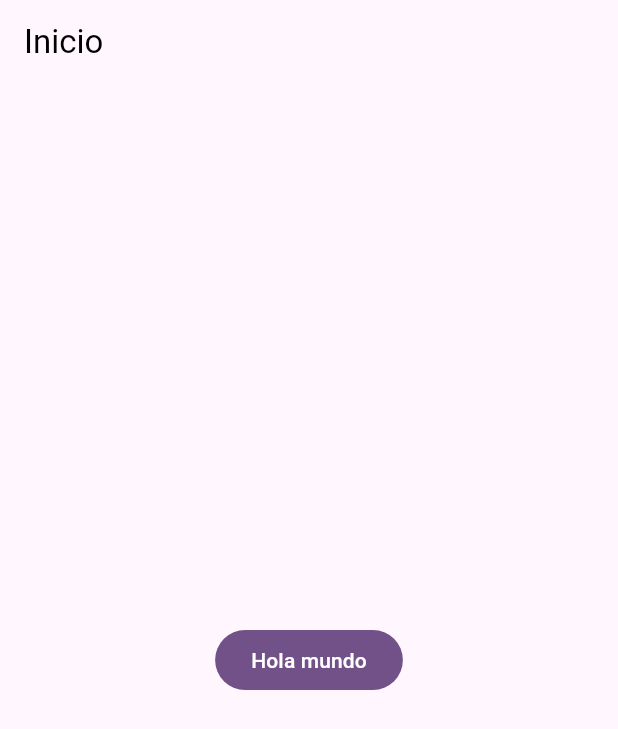
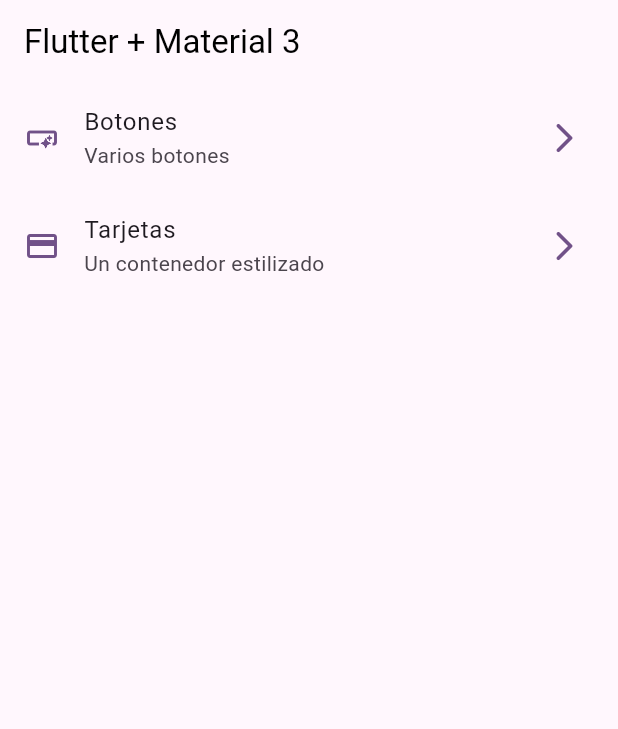
Before and after one commit to SamaritanoDev/practica-flutter, a Flutter app: the screen it shows after launch, on a phone screen of 412 x 824 dp. Shown: the top 729 px of the screen. Run offline on Flutter 3.47's test engine with Material 2 defaults, Android fonts, the phone set to English and light mode, and no system bars; our stand-ins replace confetti, flutter_rating_bar, line_icons.

Commit message:
home screen listile

```diff
--- a/appcupertino/lib/presentation/screen/home.dart
+++ /dev/null
@@ -1,22 +0,0 @@
-import 'package:flutter/material.dart';
-
-class Home extends StatelessWidget {
-  const Home({super.key});
-
-  @override
-  Widget build(BuildContext context) {
-    return Scaffold(
-        appBar: AppBar(
-          title: const Text(
-            'Inicio',
-            style: TextStyle(color: Colors.black),
-          ),
-        ),
-        body: Center(
-          child: FilledButton(
-            child: const Text('Hola mundo'),
-            onPressed: () {},
-          ),
-        ));
-  }
-}
--- /dev/null
+++ b/appcupertino/lib/presentation/screen/home_screen.dart
@@ -0,0 +1,59 @@
+import 'package:flutter/material.dart';
+
+import '../../config/menu/menu_item.dart';
+
+class Home extends StatelessWidget {
+  const Home({super.key});
+
+  @override
+  Widget build(BuildContext context) {
+    return Scaffold(
+        appBar: AppBar(
+          title: const Text(
+            'Flutter + Material 3',
+            style: TextStyle(color: Colors.black),
+          ),
+        ),
+        body: const _HomeView());
+  }
+}
+
+class _HomeView extends StatelessWidget {
+  const _HomeView();
+
+  @override
+  Widget build(BuildContext context) {
+    return ListView.builder(
+        //rebote
+        physics: const BouncingScrollPhysics(),
+        itemCount: appMenuItem.length,
+        itemBuilder: (context, idenx) {
+          final menuItem = appMenuItem[idenx];
+
+          return _CustomListTile(menuItem: menuItem);
+        });
+  }
+}
+
+class _CustomListTile extends StatelessWidget {
+  const _CustomListTile({
+    required this.menuItem,
+  });
+
+  final MenuItem menuItem;
+
+  @override
+  Widget build(BuildContext context) {
+    final color = Theme.of(context).colorScheme;
+
+    return ListTile(
+      leading: Icon(menuItem.icon, color: color.primary),
+      title: Text(menuItem.title),
+      subtitle: Text(menuItem.subTitle),
+      trailing: Icon(Icons.arrow_forward_ios_rounded, color: color.primary),
+      onTap: (){
+        // TODO: navegar a otra pantalla
+      },
+    );
+  }
+}
--- a/appcupertino/lib/presentation/screen/screens.dart
+++ b/appcupertino/lib/presentation/screen/screens.dart
@@ -1,4 +1,4 @@
 export 'package:appcupertino/presentation/screen/register_screen.dart';
 export 'package:appcupertino/presentation/screen/loading_screen.dart';
 export 'package:appcupertino/presentation/screen/login_screen.dart';
-export 'package:appcupertino/presentation/screen/Home.dart';
+export 'package:appcupertino/presentation/screen/home_screen.dart';
```
Also changed, not shown: appcupertino/lib/presentation/screen/loading_screen.dart (+10 -10 lines), appcupertino/pubspec.lock, 1 other file.
